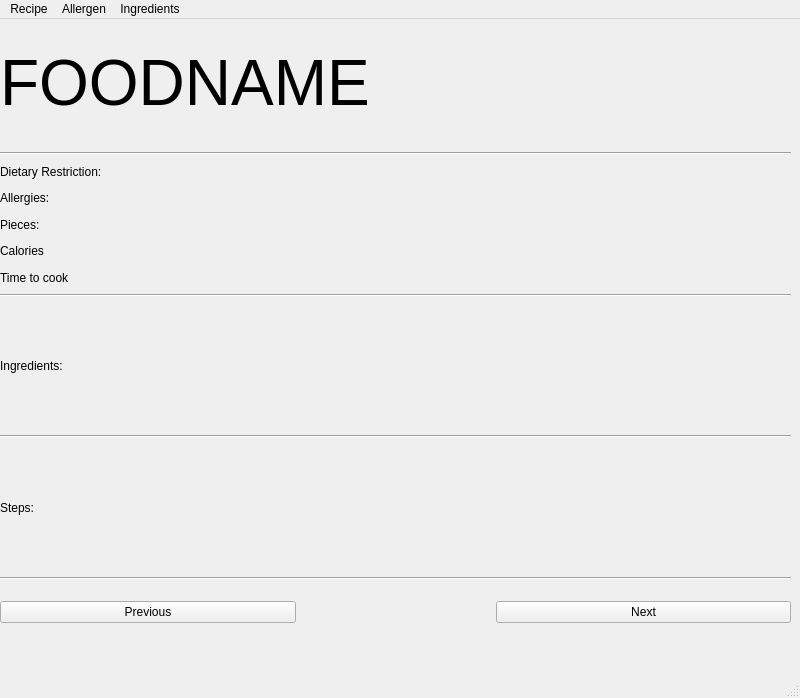
The window that mainwindow.ui (sushant12/recipe-qt) describes before a commit, drawn with Qt 5.
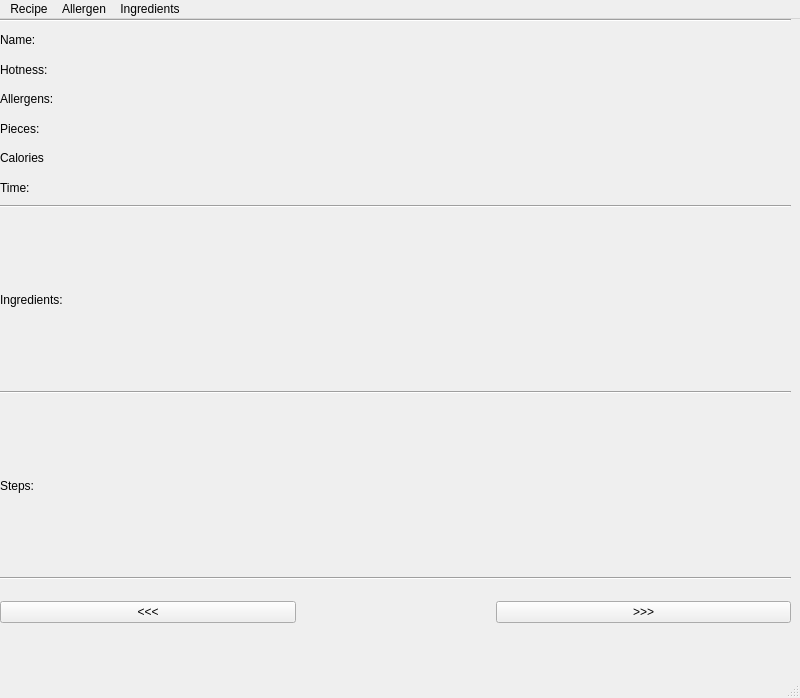
The same window after the commit.

The edit to the form file:
```diff
--- a/mainwindow.ui
+++ b/mainwindow.ui
@@ -24,69 +24,14 @@
      </rect>
     </property>
     <layout class="QGridLayout" name="gridLayout">
-     <item row="1" column="0">
-      <layout class="QHBoxLayout" name="horizontalLayout_2">
-       <item>
-        <widget class="QLabel" name="titleLabel">
-         <property name="font">
-          <font>
-           <pointsize>48</pointsize>
-          </font>
-         </property>
-         <property name="text">
-          <string>FOODNAME</string>
-         </property>
-        </widget>
-       </item>
-      </layout>
-     </item>
      <item row="3" column="0">
-      <layout class="QVBoxLayout" name="verticalLayout">
-       <item>
-        <widget class="QLabel" name="DietLabel">
-         <property name="text">
-          <string>Dietary Restriction:</string>
-         </property>
-        </widget>
-       </item>
-       <item>
-        <widget class="QLabel" name="AllergiesLabel">
-         <property name="text">
-          <string>Allergies:</string>
-         </property>
-        </widget>
-       </item>
-       <item>
-        <widget class="QLabel" name="PieceLabel">
-         <property name="text">
-          <string>Pieces:</string>
-         </property>
-        </widget>
-       </item>
-       <item>
-        <widget class="QLabel" name="CaloriesLabel">
-         <property name="text">
-          <string>Calories</string>
-         </property>
-        </widget>
-       </item>
-       <item>
-        <widget class="QLabel" name="TTCLabel">
-         <property name="text">
-          <string>Time to cook</string>
-         </property>
-        </widget>
-       </item>
-      </layout>
-     </item>
-     <item row="2" column="0">
-      <widget class="Line" name="line">
+      <widget class="Line" name="line_2">
        <property name="orientation">
         <enum>Qt::Horizontal</enum>
        </property>
       </widget>
      </item>
-     <item row="6" column="0">
+     <item row="5" column="0">
       <widget class="Line" name="line_3">
        <property name="orientation">
         <enum>Qt::Horizontal</enum>
@@ -94,20 +39,27 @@
       </widget>
      </item>
      <item row="7" column="0">
+      <widget class="Line" name="line_4">
+       <property name="orientation">
+        <enum>Qt::Horizontal</enum>
+       </property>
+      </widget>
+     </item>
+     <item row="1" column="0">
+      <widget class="Line" name="line">
+       <property name="orientation">
+        <enum>Qt::Horizontal</enum>
+       </property>
+      </widget>
+     </item>
+     <item row="6" column="0">
       <widget class="QLabel" name="label_steps">
        <property name="text">
         <string>Steps:</string>
        </property>
       </widget>
      </item>
-     <item row="4" column="0">
-      <widget class="Line" name="line_2">
-       <property name="orientation">
-        <enum>Qt::Horizontal</enum>
-       </property>
-      </widget>
-     </item>
-     <item row="9" column="0">
+     <item row="8" column="0">
       <layout class="QHBoxLayout" name="horizontalLayout">
        <property name="spacing">
         <number>200</number>
@@ -121,33 +73,72 @@
        <item>
         <widget class="QPushButton" name="pushButton_2">
          <property name="text">
-          <string>Previous</string>
+          <string>&lt;&lt;&lt;</string>
          </property>
         </widget>
        </item>
        <item>
         <widget class="QPushButton" name="pushButton">
          <property name="text">
-          <string>Next</string>
+          <string>&gt;&gt;&gt;</string>
          </property>
         </widget>
        </item>
       </layout>
      </item>
-     <item row="5" column="0">
+     <item row="2" column="0">
+      <layout class="QVBoxLayout" name="verticalLayout">
+       <item>
+        <widget class="QLabel" name="NameLabel">
+         <property name="text">
+          <string>Name:</string>
+         </property>
+        </widget>
+       </item>
+       <item>
+        <widget class="QLabel" name="HotnessLabel">
+         <property name="text">
+          <string>Hotness:</string>
+         </property>
+        </widget>
+       </item>
+       <item>
+        <widget class="QLabel" name="AllergensLabel">
+         <property name="text">
+          <string>Allergens:</string>
+         </property>
+        </widget>
+       </item>
+       <item>
+        <widget class="QLabel" name="PiecesLabel">
+         <property name="text">
+          <string>Pieces:</string>
+         </property>
+        </widget>
+       </item>
+       <item>
+        <widget class="QLabel" name="CaloriesLabel">
+         <property name="text">
+          <string>Calories</string>
+         </property>
+        </widget>
+       </item>
+       <item>
+        <widget class="QLabel" name="TimeLabel">
+         <property name="text">
+          <string>Time:</string>
+         </property>
+        </widget>
+       </item>
+      </layout>
+     </item>
+     <item row="4" column="0">
       <widget class="QLabel" name="label_Ingredients">
        <property name="text">
         <string>Ingredients: </string>
        </property>
       </widget>
      </item>
-     <item row="8" column="0">
-      <widget class="Line" name="line_4">
-       <property name="orientation">
-        <enum>Qt::Horizontal</enum>
-       </property>
-      </widget>
-     </item>
     </layout>
    </widget>
   </widget>
```
